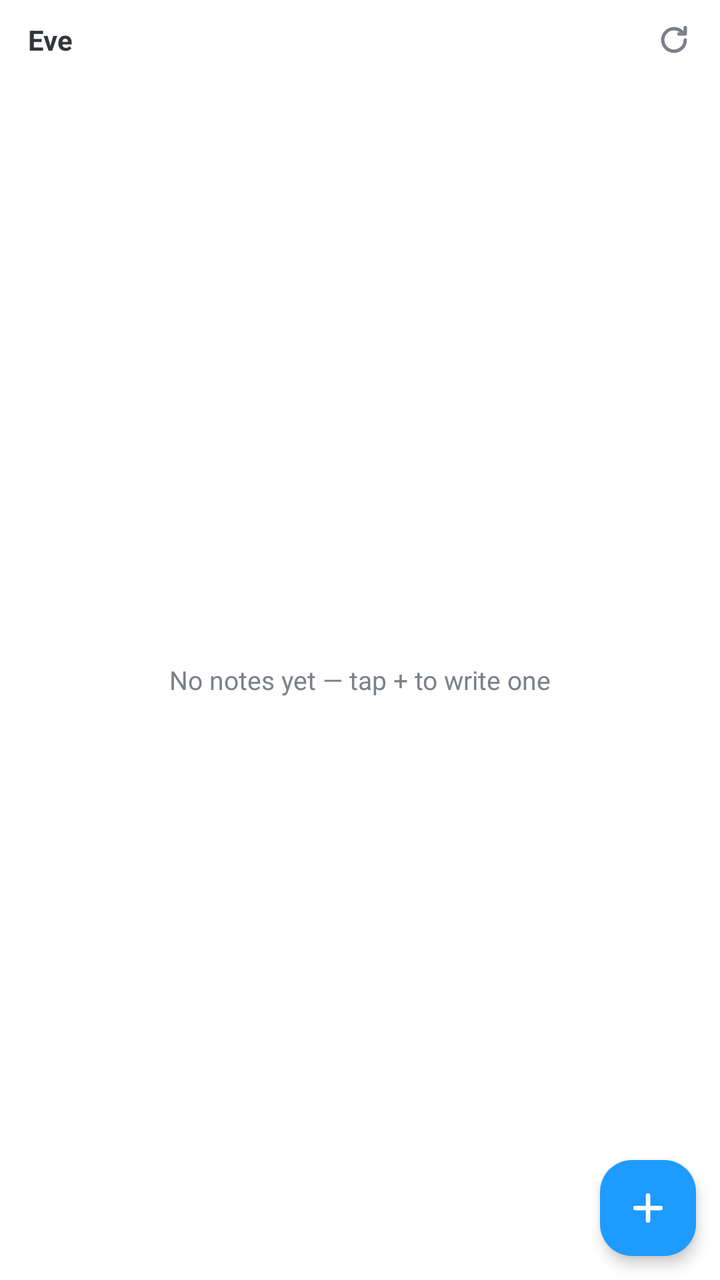
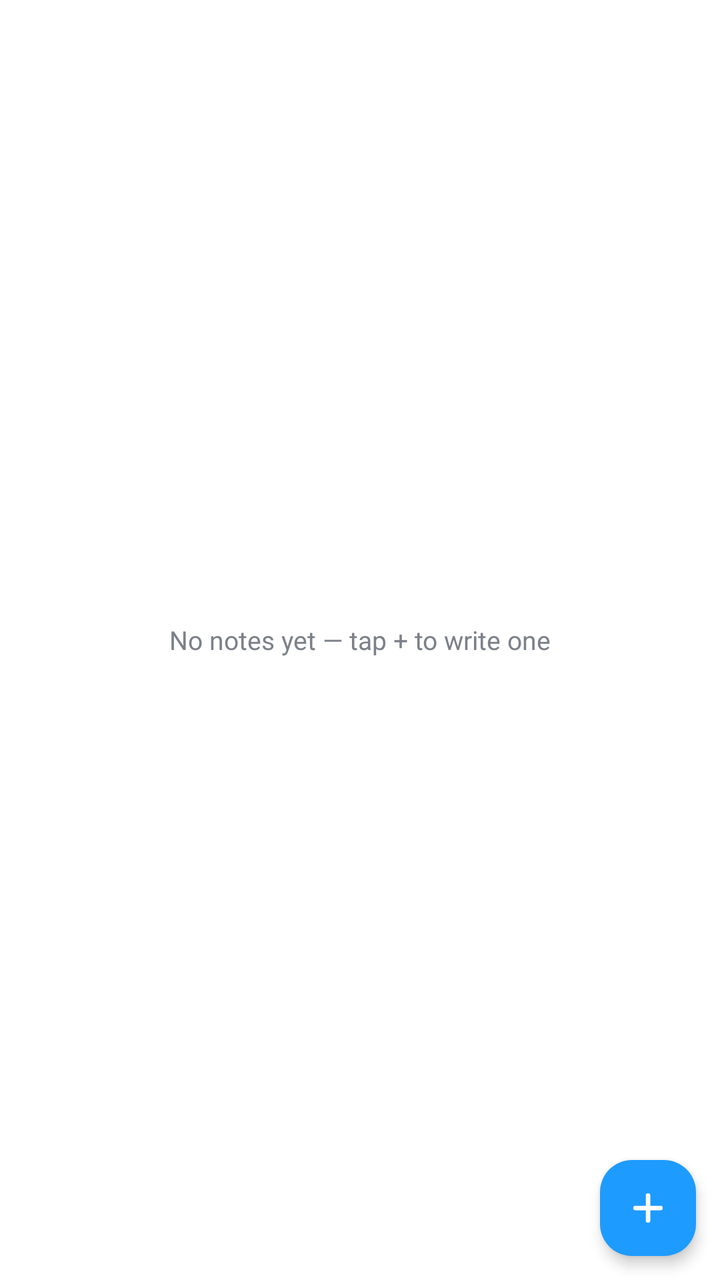

An Android layout rendered at two revisions. The XML below is the earlier revision; the diff shows what the commit changed to produce the second picture.
<!-- AndroidManifest.xml: application theme Theme.eve -->
<!-- res/layout/widget_notes.xml -->
<?xml version="1.0" encoding="utf-8"?>
<FrameLayout xmlns:android="http://schemas.android.com/apk/res/android"
    android:id="@android:id/background"
    android:layout_width="match_parent"
    android:layout_height="match_parent"
    android:background="@drawable/widget_bg"
    android:clipToOutline="true">

    <LinearLayout
        android:layout_width="match_parent"
        android:layout_height="match_parent"
        android:orientation="vertical">

        <LinearLayout
            android:layout_width="match_parent"
            android:layout_height="40dp"
            android:gravity="center_vertical"
            android:orientation="horizontal"
            android:paddingStart="14dp"
            android:paddingEnd="6dp">

            <TextView
                android:id="@+id/widget_title"
                android:layout_width="0dp"
                android:layout_height="match_parent"
                android:layout_weight="1"
                android:ellipsize="end"
                android:gravity="center_vertical"
                android:maxLines="1"
                android:text="Eve"
                android:textColor="@color/widget_fg"
                android:textSize="14sp"
                android:textStyle="bold" />

            <ImageButton
                android:id="@+id/widget_pull"
                android:layout_width="34dp"
                android:layout_height="34dp"
                android:background="@android:color/transparent"
                android:contentDescription="@string/widget_pull"
                android:src="@drawable/widget_refresh" />
        </LinearLayout>

        <FrameLayout
            android:layout_width="match_parent"
            android:layout_height="0dp"
            android:layout_weight="1">

            <ListView
                android:id="@+id/widget_list"
                android:layout_width="match_parent"
                android:layout_height="match_parent"
                android:clipToPadding="false"
                android:divider="@null"
                android:dividerHeight="0dp"
                android:paddingBottom="64dp" />

            <TextView
                android:id="@+id/widget_empty"
                android:layout_width="match_parent"
                android:layout_height="match_parent"
                android:gravity="center"
                android:padding="16dp"
                android:text="@string/widget_empty"
                android:textColor="@color/widget_dim"
                android:textSize="13sp" />
        </FrameLayout>
    </LinearLayout>

    <ImageButton
        android:id="@+id/widget_new"
        android:layout_width="48dp"
        android:layout_height="48dp"
        android:layout_gravity="bottom|end"
        android:layout_margin="12dp"
        android:background="@drawable/widget_fab_bg"
        android:contentDescription="@string/widget_new"
        android:elevation="4dp"
        android:src="@drawable/widget_plus" />
</FrameLayout>
<!-- resources referenced by this layout -->
<resources>
  <color name="widget_dim">#FF7C8089</color>
  <color name="widget_fg">#FF33363D</color>
  <!-- drawable widget_bg (drawable) -->
  <?xml version="1.0" encoding="utf-8"?>
  <shape xmlns:android="http://schemas.android.com/apk/res/android">
      <solid android:color="@color/widget_bg" />
      <corners android:radius="24dp" />
  </shape>
  <!-- drawable widget_fab_bg (drawable) -->
  <?xml version="1.0" encoding="utf-8"?>
  <ripple xmlns:android="http://schemas.android.com/apk/res/android" android:color="#33FFFFFF">
      <item><shape><solid android:color="@color/widget_accent" /><corners android:radius="16dp" /></shape></item>
  </ripple>
  <!-- drawable widget_plus (drawable) -->
  <?xml version="1.0" encoding="utf-8"?>
  <vector xmlns:android="http://schemas.android.com/apk/res/android"
      android:width="20dp" android:height="20dp" android:viewportWidth="16" android:viewportHeight="16">
      <path android:pathData="M8,3v10M3,8h10" android:strokeColor="#FFFFFF" android:strokeWidth="1.8" android:strokeLineCap="round" />
  </vector>
  <!-- drawable widget_refresh (drawable) -->
  <?xml version="1.0" encoding="utf-8"?>
  <vector xmlns:android="http://schemas.android.com/apk/res/android"
      android:width="18dp" android:height="18dp" android:viewportWidth="16" android:viewportHeight="16">
      <path android:pathData="M13,8a5,5 0,1 1,-1.5,-3.6M13,2.5v2.8h-2.8" android:strokeColor="@color/widget_dim"
          android:strokeWidth="1.5" android:strokeLineCap="round" android:strokeLineJoin="round" />
  </vector>
  <string name="widget_empty">No notes yet — tap + to write one</string>
  <string name="widget_new">New note</string>
  <string name="widget_pull">Sync now</string>
  <style name="Theme.eve" parent="Theme.MaterialComponents.DayNight.NoActionBar">
          
      </style>
  <color name="widget_bg">#FFFFFFFF</color>
  <color name="widget_accent">#FF1E9BFF</color>
</resources>

<!-- the commit's change to res/layout/widget_notes.xml (unified diff, before → after) -->
@@ -11,36 +11,6 @@
         android:layout_height="match_parent"
         android:orientation="vertical">
 
-        <LinearLayout
-            android:layout_width="match_parent"
-            android:layout_height="40dp"
-            android:gravity="center_vertical"
-            android:orientation="horizontal"
-            android:paddingStart="14dp"
-            android:paddingEnd="6dp">
-
-            <TextView
-                android:id="@+id/widget_title"
-                android:layout_width="0dp"
-                android:layout_height="match_parent"
-                android:layout_weight="1"
-                android:ellipsize="end"
-                android:gravity="center_vertical"
-                android:maxLines="1"
-                android:text="Eve"
-                android:textColor="@color/widget_fg"
-                android:textSize="14sp"
-                android:textStyle="bold" />
-
-            <ImageButton
-                android:id="@+id/widget_pull"
-                android:layout_width="34dp"
-                android:layout_height="34dp"
-                android:background="@android:color/transparent"
-                android:contentDescription="@string/widget_pull"
-                android:src="@drawable/widget_refresh" />
-        </LinearLayout>
-
         <FrameLayout
             android:layout_width="match_parent"
             android:layout_height="0dp"
@@ -53,6 +23,7 @@
                 android:clipToPadding="false"
                 android:divider="@null"
                 android:dividerHeight="0dp"
+                android:paddingTop="6dp"
                 android:paddingBottom="64dp" />
 
             <TextView
<!-- resource entries referenced after the edit -->
@@ -1,7 +1,6 @@
 <!-- resources referenced by this layout -->
 <resources>
   <color name="widget_dim">#FF7C8089</color>
-  <color name="widget_fg">#FF33363D</color>
   <!-- drawable widget_bg (drawable) -->
   <?xml version="1.0" encoding="utf-8"?>
   <shape xmlns:android="http://schemas.android.com/apk/res/android">
@@ -19,16 +18,8 @@
       android:width="20dp" android:height="20dp" android:viewportWidth="16" android:viewportHeight="16">
       <path android:pathData="M8,3v10M3,8h10" android:strokeColor="#FFFFFF" android:strokeWidth="1.8" android:strokeLineCap="round" />
   </vector>
-  <!-- drawable widget_refresh (drawable) -->
-  <?xml version="1.0" encoding="utf-8"?>
-  <vector xmlns:android="http://schemas.android.com/apk/res/android"
-      android:width="18dp" android:height="18dp" android:viewportWidth="16" android:viewportHeight="16">
-      <path android:pathData="M13,8a5,5 0,1 1,-1.5,-3.6M13,2.5v2.8h-2.8" android:strokeColor="@color/widget_dim"
-          android:strokeWidth="1.5" android:strokeLineCap="round" android:strokeLineJoin="round" />
-  </vector>
   <string name="widget_empty">No notes yet — tap + to write one</string>
   <string name="widget_new">New note</string>
-  <string name="widget_pull">Sync now</string>
   <style name="Theme.eve" parent="Theme.MaterialComponents.DayNight.NoActionBar">
           
       </style>
